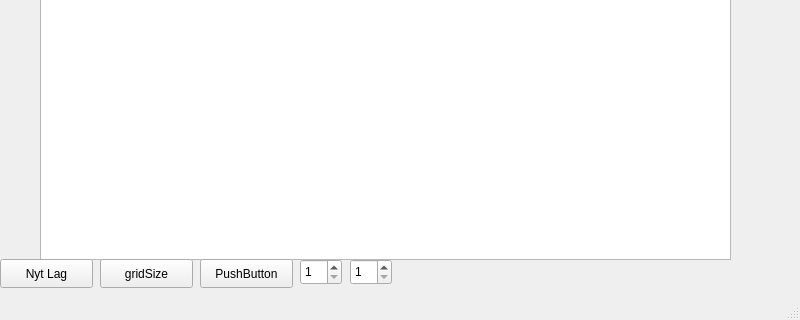
Old version of the form GUI/GUI/mainwindow.ui in the repository gulleh5002-spec/semestor-projekt-2; both pictures show x 0 to 800 and y 280 to 600 of the 800 by 600 pixel window.
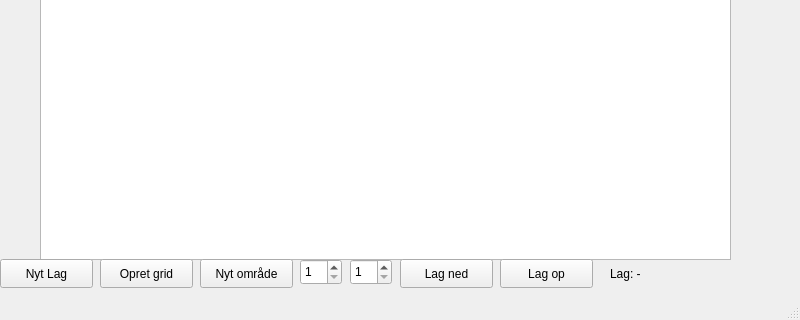
New version of the form.

Commit message: Defineret nogle ny knapper samt funktionalitet af gridsize

Diff of the .ui file:
```diff
--- a/GUI/GUI/mainwindow.ui
+++ b/GUI/GUI/mainwindow.ui
@@ -58,7 +58,7 @@
      </rect>
     </property>
     <property name="text">
-     <string>gridSize</string>
+     <string>Opret grid</string>
     </property>
    </widget>
    <widget class="QPushButton" name="pushButton_2">
@@ -71,7 +71,7 @@
      </rect>
     </property>
     <property name="text">
-     <string>PushButton</string>
+     <string>Nyt område</string>
     </property>
    </widget>
    <widget class="QSpinBox" name="spinBoxWitdh">
@@ -106,6 +106,45 @@
      <number>20</number>
     </property>
    </widget>
+   <widget class="QPushButton" name="pushButtonPreviousLayer">
+    <property name="geometry">
+     <rect>
+      <x>400</x>
+      <y>520</y>
+      <width>93</width>
+      <height>29</height>
+     </rect>
+    </property>
+    <property name="text">
+     <string>Lag ned</string>
+    </property>
+   </widget>
+   <widget class="QPushButton" name="pushButtonNextLayer">
+    <property name="geometry">
+     <rect>
+      <x>500</x>
+      <y>520</y>
+      <width>93</width>
+      <height>29</height>
+     </rect>
+    </property>
+    <property name="text">
+     <string>Lag op</string>
+    </property>
+   </widget>
+   <widget class="QLabel" name="labelCurrentLayer">
+    <property name="geometry">
+     <rect>
+      <x>610</x>
+      <y>520</y>
+      <width>120</width>
+      <height>29</height>
+     </rect>
+    </property>
+    <property name="text">
+     <string>Lag: -</string>
+    </property>
+   </widget>
   </widget>
   <widget class="QMenuBar" name="menubar">
    <property name="geometry">
```
Left out of the diff: 2 changed lines with no effect on the pictures. The commit also changes 2 other files.
